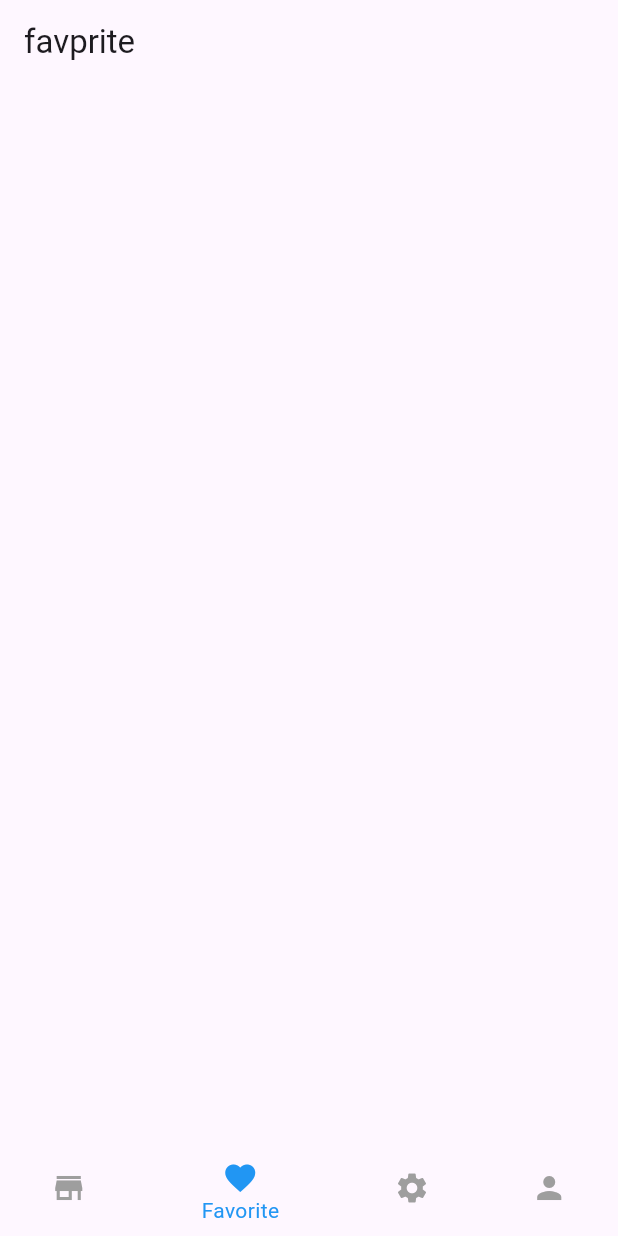
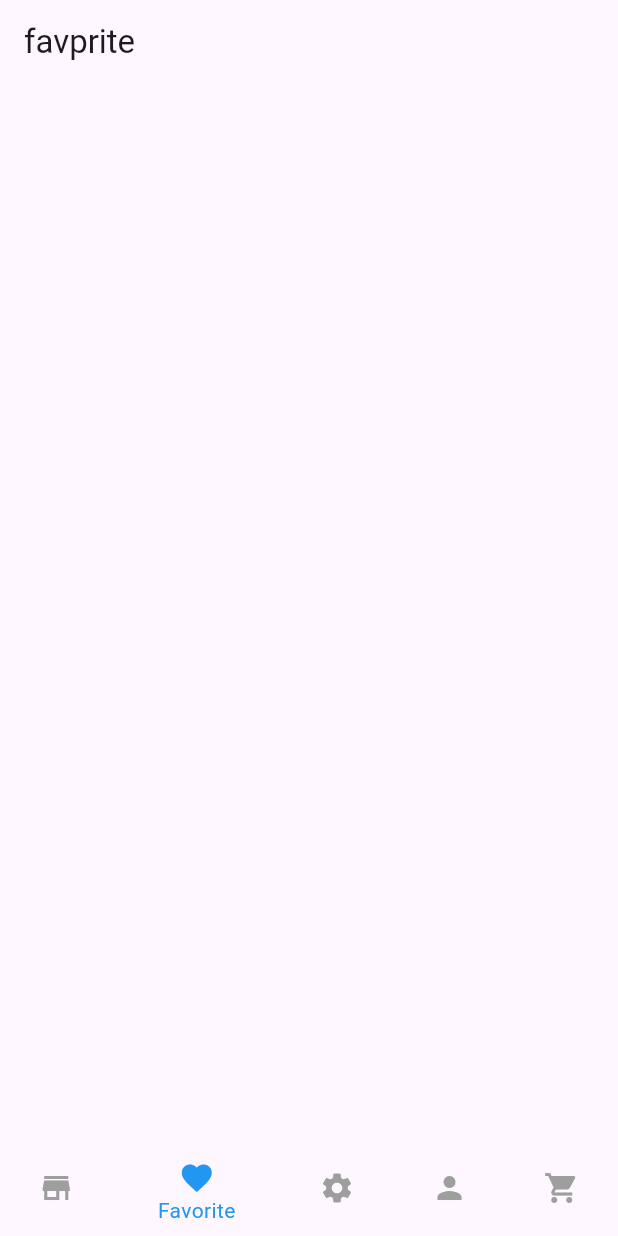
Before and after one commit to AmjadSharaf/flutter-ecommerce, a Flutter app: the screen it shows after launch, item 2 of the bottom bar chosen, on a phone screen of 412 x 824 dp. Run offline on Flutter 3.47's test engine with Material 3 defaults, Android fonts, the phone set to English and light mode, and no system bars; our stand-ins replace bloc, flutter_bloc.

Commit message:
create shopping page

```diff
--- a/lib/presentation/main_screen.dart
+++ b/lib/presentation/main_screen.dart
@@ -1,3 +1,4 @@
+import 'package:ecomme/features/cart/presentation/page/cart_page.dart';
 import 'package:ecomme/features/favorites/presentation/page/favorites_page.dart';
 import 'package:ecomme/features/prodacts/presentation/page/prodacts_page.dart';
 import 'package:ecomme/features/profile/persrntation/page/profile_page.dart';
@@ -18,6 +19,7 @@ class _MainScreenState extends State<MainScreen> {
     FavoritesPage(),
     SettingPage(),
     ProfilePage(),
+    CartPage(),
   ];
   @override
   Widget build(BuildContext context) {
@@ -43,6 +45,10 @@ class _MainScreenState extends State<MainScreen> {
             label: "Settings",
           ),
           BottomNavigationBarItem(icon: Icon(Icons.person), label: "Profile"),
+          BottomNavigationBarItem(
+            icon: Icon(Icons.shopping_cart),
+            label: "Card",
+          ),
         ],
       ),
     );
```
Also changed, not shown: lib/main.dart (+12 -2 lines).
